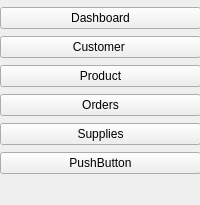
endeavorXx/DBMS_Project, file admin_selection.ui: the form before one commit.
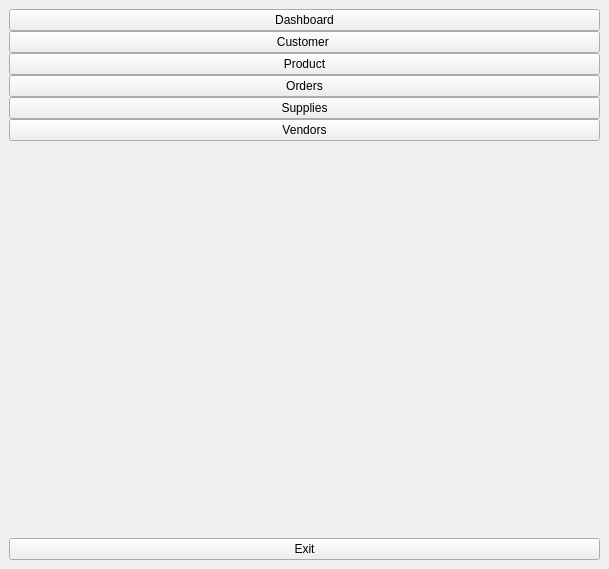
The form after the commit. Icons and pictures are not drawn.

Commit message: admin can analyse orders now

```diff
--- a/admin_selection.ui
+++ b/admin_selection.ui
@@ -6,23 +6,18 @@
    <rect>
     <x>0</x>
     <y>0</y>
-    <width>200</width>
-    <height>205</height>
+    <width>609</width>
+    <height>569</height>
    </rect>
   </property>
   <property name="windowTitle">
    <string>MainWindow</string>
   </property>
   <widget class="QWidget" name="centralwidget">
-   <widget class="QWidget" name="verticalLayoutWidget">
-    <property name="geometry">
-     <rect>
-      <x>0</x>
-      <y>0</y>
-      <width>201</width>
-      <height>181</height>
-     </rect>
-    </property>
+   <layout class="QGridLayout" name="gridLayout">
+    <item row="0" column="0">
+     <layout class="QVBoxLayout" name="verticalLayout_2">
+      <item>
     <layout class="QVBoxLayout" name="verticalLayout">
      <property name="spacing">
       <number>0</number>
@@ -44,6 +39,19 @@
        <property name="text">
         <string>Dashboard</string>
        </property>
+          <property name="icon">
+           <iconset>
+            <normaloff>icons/dashboard-5-xxl.png</normaloff>icons/dashboard-5-xxl.png</iconset>
+          </property>
+          <property name="iconSize">
+           <size>
+            <width>14</width>
+            <height>14</height>
+           </size>
+          </property>
+          <property name="autoExclusive">
+           <bool>true</bool>
+          </property>
       </widget>
      </item>
      <item>
@@ -51,6 +59,19 @@
        <property name="text">
         <string>Customer </string>
        </property>
+          <property name="icon">
+           <iconset>
+            <normaloff>icons/conference-xl.png</normaloff>icons/conference-xl.png</iconset>
+          </property>
+          <property name="iconSize">
+           <size>
+            <width>14</width>
+            <height>14</height>
+           </size>
+          </property>
+          <property name="autoRepeat">
+           <bool>true</bool>
+          </property>
       </widget>
      </item>
      <item>
@@ -58,6 +79,19 @@
        <property name="text">
         <string>Product</string>
        </property>
+          <property name="icon">
+           <iconset>
+            <normaloff>icons/product-xl.png</normaloff>icons/product-xl.png</iconset>
+          </property>
+          <property name="iconSize">
+           <size>
+            <width>14</width>
+            <height>14</height>
+           </size>
+          </property>
+          <property name="autoExclusive">
+           <bool>true</bool>
+          </property>
       </widget>
      </item>
      <item>
@@ -65,6 +99,19 @@
        <property name="text">
         <string>Orders</string>
        </property>
+          <property name="icon">
+           <iconset>
+            <normaloff>icons/notepad-xl.png</normaloff>icons/notepad-xl.png</iconset>
+          </property>
+          <property name="iconSize">
+           <size>
+            <width>14</width>
+            <height>14</height>
+           </size>
+          </property>
+          <property name="autoExclusive">
+           <bool>true</bool>
+          </property>
       </widget>
      </item>
      <item>
@@ -72,27 +119,82 @@
        <property name="text">
         <string>Supplies</string>
        </property>
+          <property name="icon">
+           <iconset>
+            <normaloff>icons/truck-xxl.png</normaloff>icons/truck-xxl.png</iconset>
+          </property>
+          <property name="iconSize">
+           <size>
+            <width>14</width>
+            <height>14</height>
+           </size>
+          </property>
+          <property name="autoExclusive">
+           <bool>true</bool>
+          </property>
       </widget>
      </item>
      <item>
       <widget class="QPushButton" name="pushButton_2">
        <property name="text">
-        <string>PushButton</string>
-       </property>
+           <string>Vendors</string>
+          </property>
+          <property name="icon">
+           <iconset>
+            <normaloff>icons/vendor.png</normaloff>icons/vendor.png</iconset>
+          </property>
+          <property name="iconSize">
+           <size>
+            <width>14</width>
+            <height>14</height>
+           </size>
+          </property>
+          <property name="autoExclusive">
+           <bool>true</bool>
+          </property>
       </widget>
      </item>
     </layout>
-   </widget>
-  </widget>
-  <widget class="QMenuBar" name="menubar">
-   <property name="geometry">
-    <rect>
-     <x>0</x>
-     <y>0</y>
-     <width>200</width>
-     <height>26</height>
-    </rect>
-   </property>
+      </item>
+      <item>
+       <spacer name="verticalSpacer">
+        <property name="orientation">
+         <enum>Qt::Vertical</enum>
+        </property>
+        <property name="sizeHint" stdset="0">
+         <size>
+          <width>20</width>
+          <height>40</height>
+         </size>
+        </property>
+       </spacer>
+      </item>
+      <item>
+       <widget class="QPushButton" name="exit_btn">
+        <property name="mouseTracking">
+         <bool>true</bool>
+        </property>
+        <property name="text">
+         <string>Exit</string>
+        </property>
+        <property name="icon">
+         <iconset>
+          <normaloff>icons/close-window-xl.png</normaloff>icons/close-window-xl.png</iconset>
+        </property>
+        <property name="iconSize">
+         <size>
+          <width>14</width>
+          <height>14</height>
+         </size>
+        </property>
+        <property name="autoExclusive">
+         <bool>true</bool>
+        </property>
+       </widget>
+      </item>
+     </layout>
+    </item>
+   </layout>
   </widget>
  </widget>
  <resources/>
```
Left out of the diff: 30 changed lines with no effect on the pictures. Lines whose indentation alone changed are shown as unchanged. The commit also changes 199 other files.
